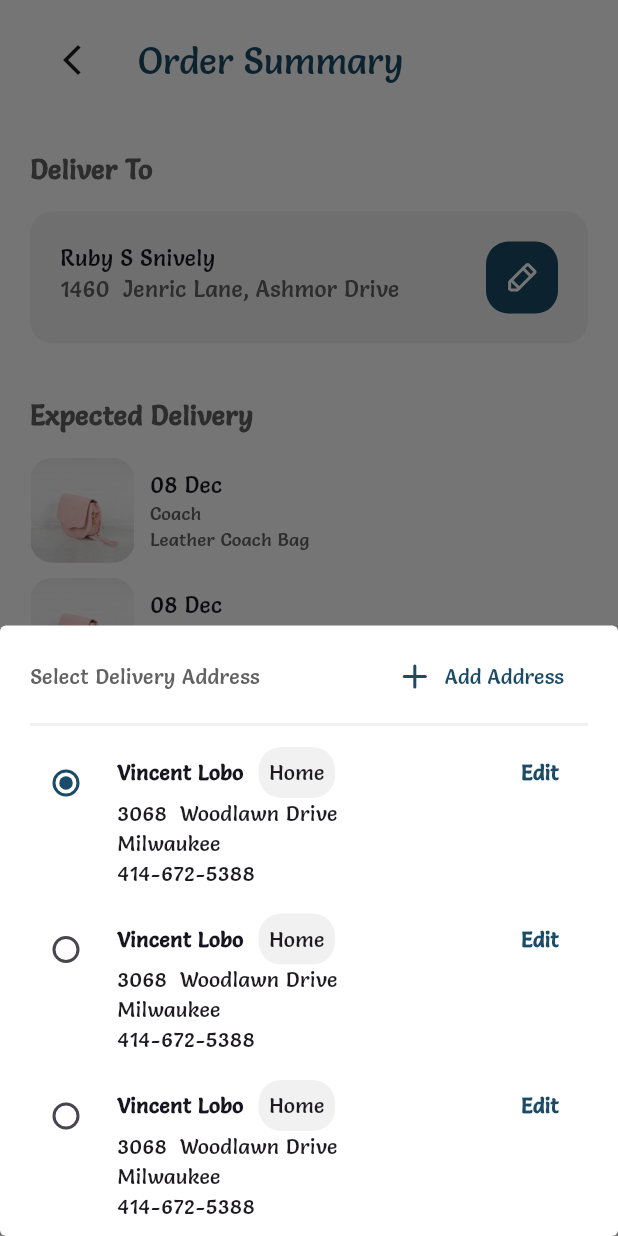
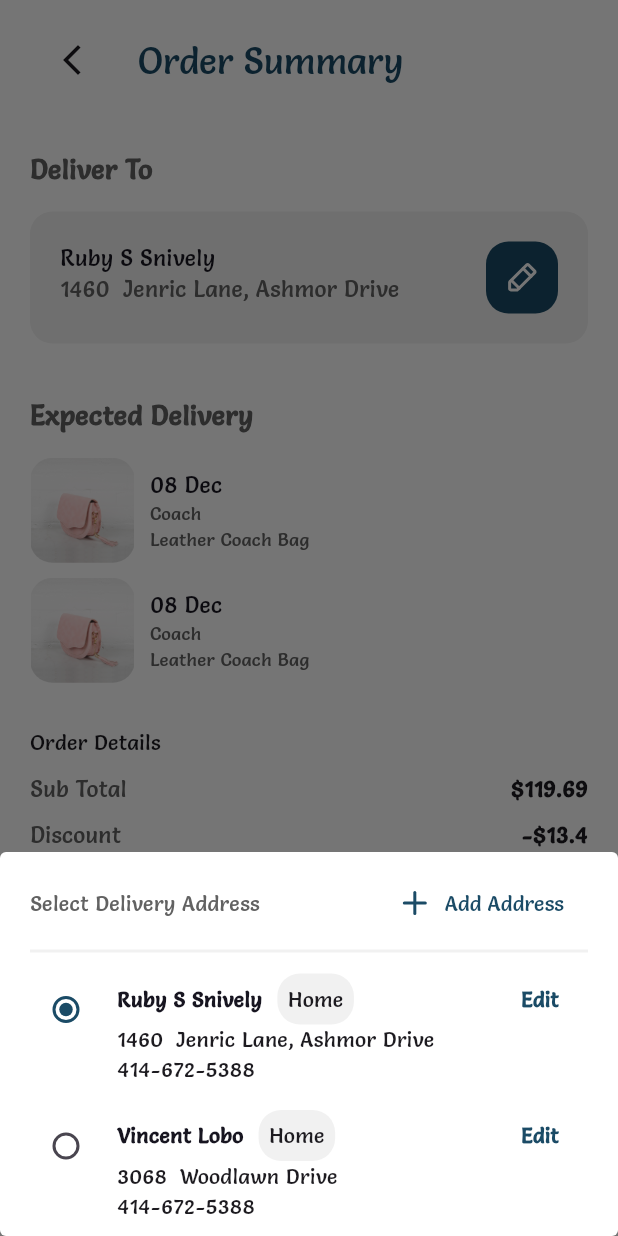
Before and after one commit to Rahaf0B/ecommerce-flutter-project, a Flutter app: the screen it shows after launch, after a tap on an icon or button, on a phone screen of 412 x 824 dp. Run offline on Flutter 3.47's test engine with Material 3 defaults, Android fonts, the phone set to English and light mode, and no system bars; our stand-ins replace flutter_custom_clippers, flutter_layout_grid, flutter_rating_bar, flutter_svg; missing offline and left inert: rating_summary.

Commit message:
update Order Summary Screen

```diff
--- a/lib/screens/order_summary_screen.dart
+++ b/lib/screens/order_summary_screen.dart
@@ -23,8 +23,8 @@ class _OrderSummaryScreenState extends State<OrderSummaryScreen> {
   double subTotalValue = 0.0;
   double discountValue = 0.0;
   double deliveryFeeValue = 0.0;
-  String selectedMainAddress = "Ruby S Snively";
-  String selectedSubAddress = "1460  Jenric Lane, Ashmor Drive";
+  String selectedUserNameForAddress = "Ruby S Snively";
+  String selectedAddress = "1460  Jenric Lane, Ashmor Drive";
   @override
   void initState() {
     // TODO: implement initState
@@ -50,23 +50,17 @@ class _OrderSummaryScreenState extends State<OrderSummaryScreen> {
 
     address = [
       AddressDataContainer(
-        mainAddress: "Vincent Lobo",
-        subAddress: "3068  Woodlawn Drive",
-        street: "Milwaukee",
+        userNameForAddress: "Ruby S Snively",
+        location: "1460  Jenric Lane, Ashmor Drive ",
+
         phoneNumber: "414-672-5388",
       ),
       AddressDataContainer(
-        mainAddress: "Vincent Lobo",
-        subAddress: "3068  Woodlawn Drive",
-        street: "Milwaukee",
+        userNameForAddress: "Vincent Lobo",
+        location: "3068  Woodlawn Drive",
         phoneNumber: "414-672-5388",
       ),
-      AddressDataContainer(
-        mainAddress: "Vincent Lobo",
-        subAddress: "3068  Woodlawn Drive",
-        street: "Milwaukee",
-        phoneNumber: "414-672-5388",
-      )
+
     ];
   }
 
@@ -208,11 +202,12 @@ class _OrderSummaryScreenState extends State<OrderSummaryScreen> {
                                   crossAxisAlignment: CrossAxisAlignment.start,
                                   children: [
                                     Text(
-                                      selectedMainAddress,
+                                      selectedUserNameForAddress,
+                                      overflow: TextOverflow.ellipsis,
                                       style: TextStyle(
                                           color: KTextDarkColor, fontSize: 15),
                                     ),
-                                    Text(selectedSubAddress,
+                                    Text(selectedAddress,
                                         style: TextStyle(
                                             color: KGreyColor, fontSize: 15)),
                                   ]),
@@ -275,15 +270,13 @@ class _OrderSummaryScreenState extends State<OrderSummaryScreen> {
 class AddressDataContainer extends StatelessWidget {
   const AddressDataContainer({
     super.key,
-    required this.mainAddress,
-    required this.subAddress,
-    required this.street,
+    required this.userNameForAddress,
+    required this.location,
     required this.phoneNumber,
   });
 
-  final String mainAddress;
-  final String subAddress;
-  final String street;
+  final String userNameForAddress;
+  final String location;
   final String phoneNumber;
   @override
   Widget build(BuildContext context) {
@@ -293,7 +286,7 @@ class AddressDataContainer extends StatelessWidget {
         Row(
           children: [
             Text(
-              mainAddress,
+              userNameForAddress,
               style:
                   TextStyle(fontWeight: FontWeight.bold, color: KTextDarkColor),
             ),
@@ -309,8 +302,8 @@ class AddressDataContainer extends StatelessWidget {
             ),
           ],
         ),
-        Text(subAddress),
-        Text(street),
+        Text(location,overflow: TextOverflow.ellipsis,),
+
         Text(phoneNumber),
       ],
     );
```
